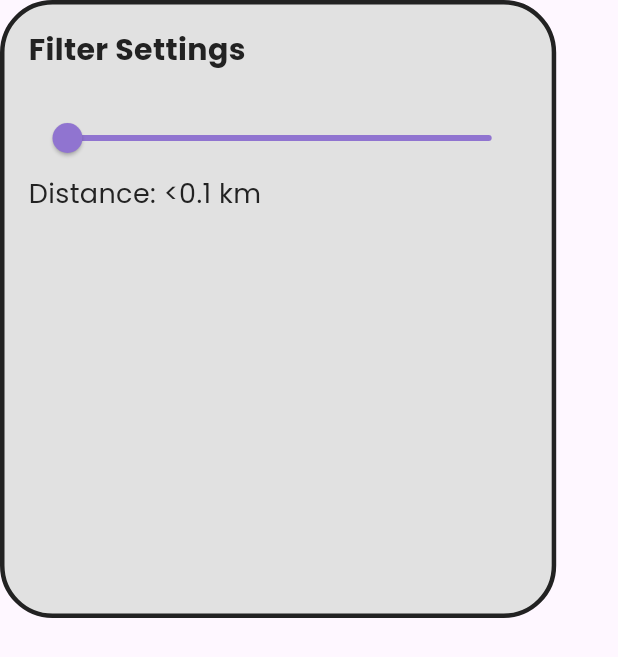
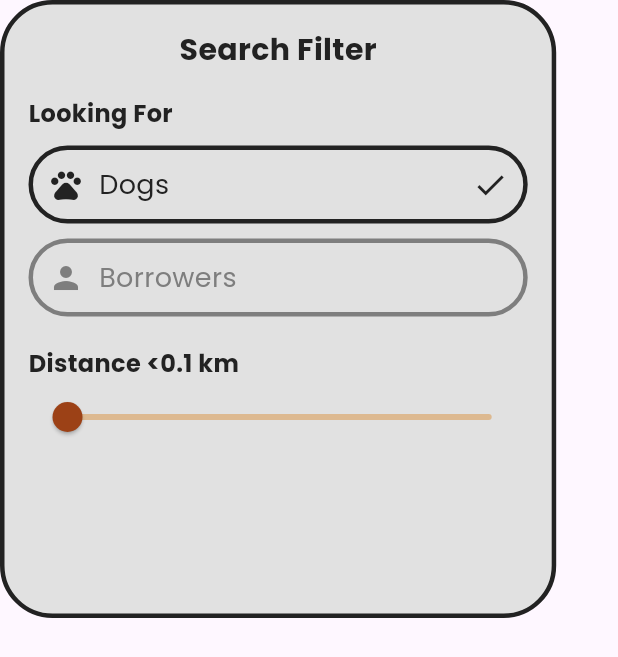
Before and after one commit to simonroedig/DoggyMatch, a Flutter app: the FilterMenu widget shown alone on an empty page, opened directly, on a phone screen of 412 x 824 dp. Shown: the top 657 px of the screen. Run offline on Flutter 3.47's test engine with Material 3 defaults, Android fonts, the phone set to English and light mode, and no system bars; project files that could hold a hidden picture were left out.

Commit message:
build filter menu

```diff
--- a/lib/colors.dart
+++ b/lib/colors.dart
@@ -10,6 +10,8 @@ class AppColors {
   static const Color deepPurple = Color(0xFF061939);
   static const Color lightPurple = Color(0xFF8485AD);
   static const Color pastelPurple = Color(0xFF9074d0);
+
+  static const Color grey = Color(0xFF7E7E7E);
   static const Color greyLightest = Color(0xFFE1E1E1);
 
   static const Color highlight = pastelPurple;
--- a/lib/widgets/filter_menu.dart
+++ b/lib/widgets/filter_menu.dart
@@ -10,6 +10,8 @@ class FilterMenu extends StatefulWidget {
 
 class FilterMenuState extends State<FilterMenu> {
   double _currentDistanceValue = 0.1; // Initial distance value
+  bool _isDogSelected = true; // Track if "Dog" is selected
+  bool _isBorrowersSelected = false; // Track if "Borrowers" is selected
 
   @override
   Widget build(BuildContext context) {
@@ -32,52 +34,145 @@ class FilterMenuState extends State<FilterMenu> {
         child: Column(
           crossAxisAlignment: CrossAxisAlignment.start,
           children: [
+            const Center(
+              child: Text(
+                "Search Filter",
+                style: TextStyle(
+                  fontSize: 20,
+                  fontWeight: FontWeight.bold,
+                  color: AppColors.customBlack,
+                  fontFamily: 'Poppins',
+                ),
+              ),
+            ),
+            const SizedBox(height: 16.0),
             const Text(
-              "Filter Settings",
+              "Looking For",
               style: TextStyle(
-                fontSize: 20,
+                fontSize: 16,
                 fontWeight: FontWeight.bold,
                 color: AppColors.customBlack,
                 fontFamily: 'Poppins',
               ),
             ),
-            const SizedBox(height: 20),
-            Slider(
-              thumbColor: AppColors.pastelPurple,
-              activeColor: AppColors.pastelPurple,
-              // color for the slider's track
-              inactiveColor: AppColors.pastelPurple,
-
-              value: _currentDistanceValue,
-              min: 0.1,
-              max: 30.0,
-              divisions: 300, // Dividing the range to allow finer adjustments
-              label: _currentDistanceValue.toStringAsFixed(1),
-              onChanged: (double value) {
+            const SizedBox(height: 10.0),
+            _buildSelectionMenu(
+              icon: Icons.pets,
+              text: "Dogs",
+              isSelected: _isDogSelected,
+              onTap: () {
                 setState(() {
-                  _currentDistanceValue = value;
+                  _isDogSelected = !_isDogSelected;
+                  _ensureAtLeastOneSelected();
                 });
               },
             ),
+            const SizedBox(height: 10.0),
+            _buildSelectionMenu(
+              icon: Icons.person,
+              text: "Borrowers",
+              isSelected: _isBorrowersSelected,
+              onTap: () {
+                setState(() {
+                  _isBorrowersSelected = !_isBorrowersSelected;
+                  _ensureAtLeastOneSelected();
+                });
+              },
+            ),
+            const SizedBox(height: 20),
             Text(
-              // if the value smaller than 0.3, show "Nearby", else show the distance
-              // if the value is larger than 30, show "Distance: >30 km"
               _currentDistanceValue >= 30
-                  ? "Distance: >30 km"
+                  ? "Distance >30 km"
                   : _currentDistanceValue <= 0.1
-                      ? "Distance: <0.1 km"
-                      : "Distance: ${_currentDistanceValue.toStringAsFixed(1)} km",
-
+                      ? "Distance <0.1 km"
+                      : "Distance ${_currentDistanceValue.toStringAsFixed(1)} km",
               style: const TextStyle(
-                fontSize: 18,
+                fontSize: 16,
                 color: AppColors.customBlack,
                 fontFamily: 'Poppins',
+                fontWeight: FontWeight.bold,
               ),
             ),
-            const SizedBox(height: 20),
+            const SizedBox(height: 0),
+            Column(
+              crossAxisAlignment: CrossAxisAlignment.center,
+              children: [
+                SizedBox(
+                  width: MediaQuery.of(context).size.width *
+                      1, // Adjust slider width here
+                  child: Slider(
+                    thumbColor: AppColors.brownDarkest,
+                    activeColor: AppColors.brownLight,
+                    inactiveColor: AppColors.brownLight,
+                    value: _currentDistanceValue,
+                    min: 0.1,
+                    max: 30.0,
+                    divisions: 300,
+                    onChanged: (double value) {
+                      setState(() {
+                        _currentDistanceValue = value;
+                      });
+                    },
+                  ),
+                ),
+              ],
+            ),
           ],
         ),
       ),
     );
   }
+
+  Widget _buildSelectionMenu({
+    required IconData icon,
+    required String text,
+    required bool isSelected,
+    required VoidCallback onTap,
+  }) {
+    return GestureDetector(
+      onTap: onTap,
+      child: Container(
+        decoration: BoxDecoration(
+          color: AppColors.greyLightest,
+          borderRadius: BorderRadius.circular(50.0),
+          border: Border.all(
+            color: isSelected ? AppColors.customBlack : AppColors.grey,
+            width: 3.0,
+          ),
+        ),
+        padding: const EdgeInsets.symmetric(horizontal: 10.0, vertical: 10.0),
+        child: Row(
+          children: [
+            Icon(
+              icon,
+              color: isSelected ? AppColors.customBlack : AppColors.grey,
+            ),
+            const SizedBox(width: 10.0),
+            Expanded(
+              child: Text(
+                text,
+                style: TextStyle(
+                  fontSize: 18,
+                  color: isSelected ? AppColors.customBlack : AppColors.grey,
+                  fontFamily: 'Poppins',
+                ),
+              ),
+            ),
+            if (isSelected)
+              const Icon(
+                Icons.check,
+                color: AppColors.customBlack,
+              ),
+          ],
+        ),
+      ),
+    );
+  }
+
+  void _ensureAtLeastOneSelected() {
+    if (!_isDogSelected && !_isBorrowersSelected) {
+      // If both are deselected, automatically select Dogs by default
+      _isDogSelected = true;
+    }
+  }
 }
```
